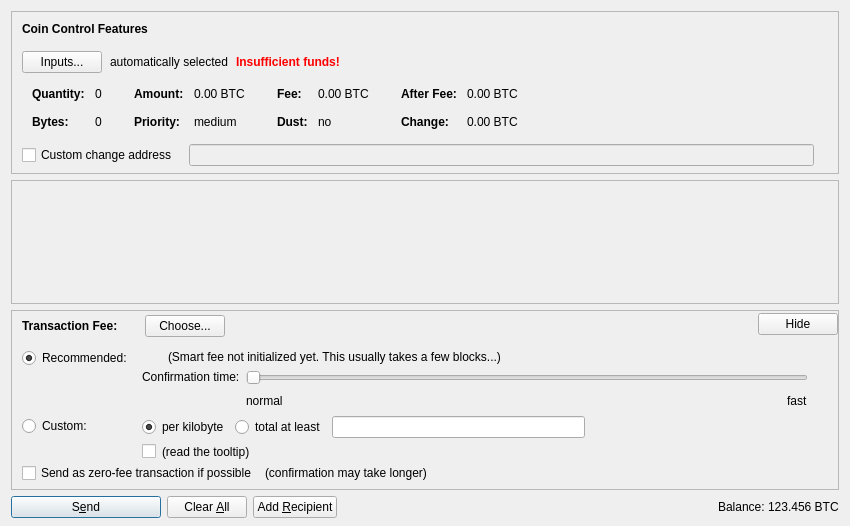
tuantruong2206/myowncoin, file src/qt/forms/sendcoinsdialog.ui: the form before one commit.
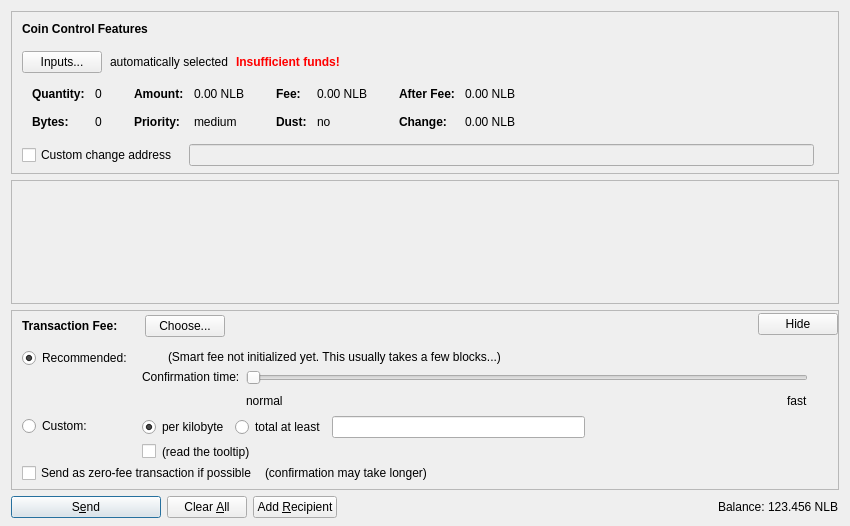
The form after the commit. Icons and pictures are not drawn. Custom widgets are drawn as their Qt base class.

What changed in the file:
```diff
--- a/src/qt/forms/sendcoinsdialog.ui
+++ b/src/qt/forms/sendcoinsdialog.ui
@@ -324,7 +324,7 @@
                   <enum>Qt::ActionsContextMenu</enum>
                  </property>
                  <property name="text">
-                  <string notr="true">0.00 BTC</string>
+                  <string notr="true">0.00 NLB</string>
                  </property>
                  <property name="textInteractionFlags">
                   <set>Qt::LinksAccessibleByMouse|Qt::TextSelectableByKeyboard|Qt::TextSelectableByMouse</set>
@@ -404,7 +404,7 @@
                   <enum>Qt::ActionsContextMenu</enum>
                  </property>
                  <property name="text">
-                  <string notr="true">0.00 BTC</string>
+                  <string notr="true">0.00 NLB</string>
                  </property>
                  <property name="textInteractionFlags">
                   <set>Qt::LinksAccessibleByMouse|Qt::TextSelectableByKeyboard|Qt::TextSelectableByMouse</set>
@@ -484,7 +484,7 @@
                   <enum>Qt::ActionsContextMenu</enum>
                  </property>
                  <property name="text">
-                  <string notr="true">0.00 BTC</string>
+                  <string notr="true">0.00 NLB</string>
                  </property>
                  <property name="textInteractionFlags">
                   <set>Qt::LinksAccessibleByMouse|Qt::TextSelectableByKeyboard|Qt::TextSelectableByMouse</set>
@@ -513,7 +513,7 @@
                   <enum>Qt::ActionsContextMenu</enum>
                  </property>
                  <property name="text">
-                  <string notr="true">0.00 BTC</string>
+                  <string notr="true">0.00 NLB</string>
                  </property>
                  <property name="textInteractionFlags">
                   <set>Qt::LinksAccessibleByMouse|Qt::TextSelectableByKeyboard|Qt::TextSelectableByMouse</set>
@@ -1352,7 +1352,7 @@
           <cursorShape>IBeamCursor</cursorShape>
          </property>
          <property name="text">
-          <string notr="true">123.456 BTC</string>
+          <string notr="true">123.456 NLB</string>
          </property>
          <property name="textInteractionFlags">
           <set>Qt::LinksAccessibleByMouse|Qt::TextSelectableByKeyboard|Qt::TextSelectableByMouse</set>
```
